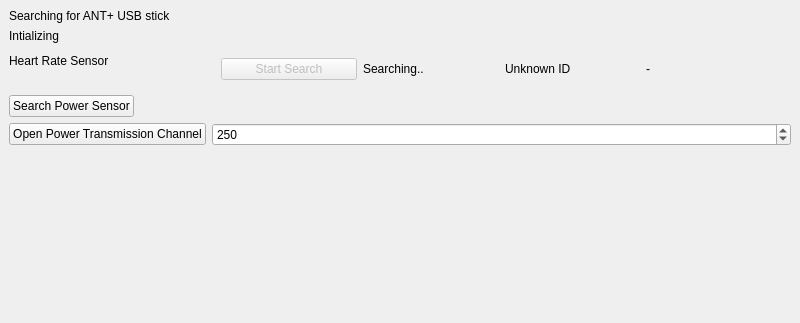
First picture: the form in anttestapp/anttestappmainwindow.ui, repository rsippl/big-ring, before the edit; both pictures show x 0 to 800 and y 0 to 323 of the 800 by 600 pixel window.
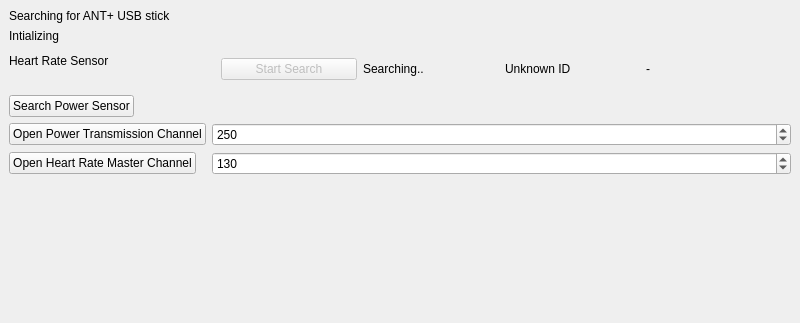
Second picture: the form after the edit.

Commit message: Add heart rate master channel implementation.

Patch:
```diff
--- a/anttestapp/anttestappmainwindow.ui
+++ b/anttestapp/anttestappmainwindow.ui
@@ -100,6 +100,23 @@
       </property>
      </widget>
     </item>
+    <item row="6" column="0">
+     <widget class="QPushButton" name="hrMasterPushButton">
+      <property name="text">
+       <string>Open Heart Rate Master Channel</string>
+      </property>
+     </widget>
+    </item>
+    <item row="6" column="1">
+     <widget class="QSpinBox" name="hrSpinBox">
+      <property name="maximum">
+       <number>200</number>
+      </property>
+      <property name="value">
+       <number>130</number>
+      </property>
+     </widget>
+    </item>
    </layout>
   </widget>
   <widget class="QMenuBar" name="menubar">
```
The commit also changes 13 other files.
